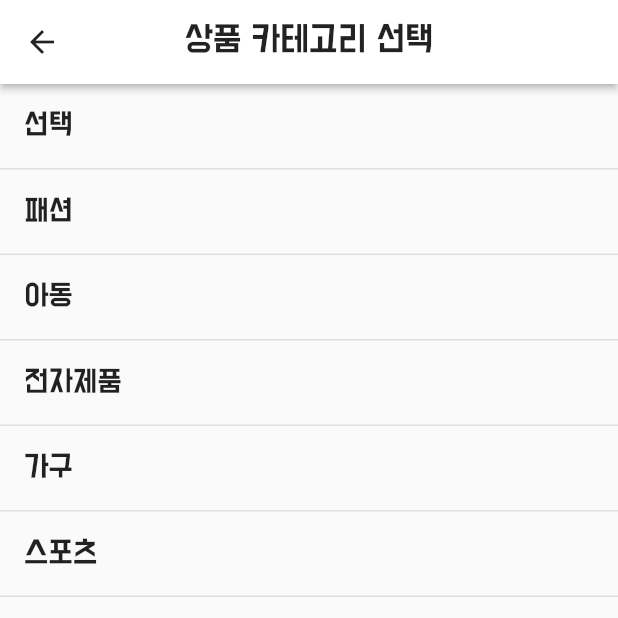
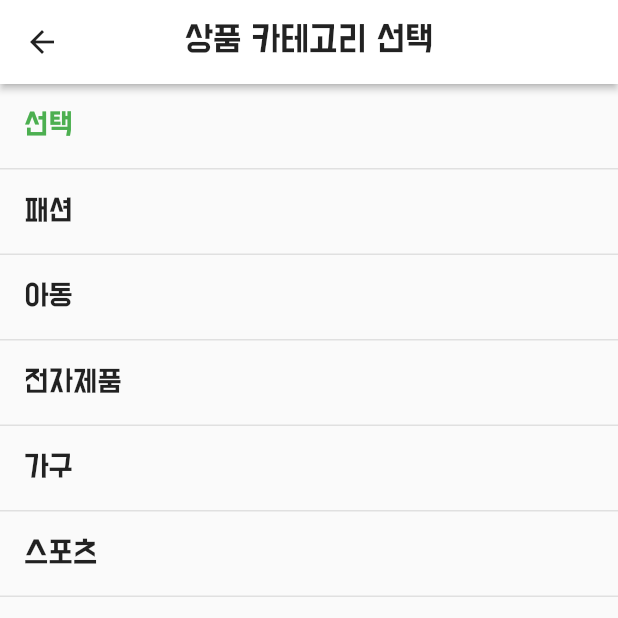
Before and after one commit to eastflag/radish_app, a Flutter app: the CategoryInputScreen screen opened directly, on a phone screen of 412 x 824 dp, the top half of it. Run offline on Flutter 3.47's test engine with Material 2 defaults, Android fonts, the phone set to English and light mode, and no system bars; our stand-ins replace beamer, cached_network_image, cloud_firestore, dio, firebase_auth, firebase_core and 5 more; missing offline and left inert: geoflutterfire2; accounts and stored records are empty; network calls fail.

Commit message:
37강 - category 선택시 provider 사용

```diff
--- a/lib/input/category_input_screen.dart
+++ b/lib/input/category_input_screen.dart
@@ -1,4 +1,8 @@
+import 'package:beamer/beamer.dart';
 import 'package:flutter/material.dart';
+import 'package:provider/provider.dart';
+
+import '../states/category_notifier.dart';
 
 class CategoryInputScreen extends StatelessWidget {
   const CategoryInputScreen({Key? key}) : super(key: key);
@@ -15,7 +19,19 @@ class CategoryInputScreen extends StatelessWidget {
       ),
       body: ListView.separated(
           itemBuilder: (context, index) {
-            return ListTile(title: Text(categories[index]));
+            return ListTile(
+              onTap: () {
+                context.read<CategoryNotifier>().setNewCategoryWithKor(categoriesMapEngToKor.values.elementAt(index));
+                Beamer.of(context).beamBack();
+              },
+              title: Text(
+                categoriesMapEngToKor.values.elementAt(index),
+                style: TextStyle(
+                  color: context.read<CategoryNotifier>().currentCategoryInKor == categoriesMapEngToKor.values.elementAt(index) ?
+                      Theme.of(context).primaryColor : Colors.black87,
+                ),
+              )
+            );
           },
           separatorBuilder: (context, index) {
             return Divider(
@@ -24,12 +40,8 @@ class CategoryInputScreen extends StatelessWidget {
               color: Colors.grey[300],
             );
           },
-          itemCount: categories.length
+          itemCount: categoriesMapEngToKor.length
       ),
     );
   }
 }
-
-const List<String> categories = [
-  '선택', '패션', '아동', '전자제품', '가구', '스포츠', '화장품'
-];
--- a/lib/input/input_screen.dart
+++ b/lib/input/input_screen.dart
@@ -1,7 +1,9 @@
 import 'package:beamer/beamer.dart';
 import 'package:flutter/material.dart';
 import 'package:flutter_multi_formatter/flutter_multi_formatter.dart';
+import 'package:provider/provider.dart';
 import 'package:radish_app/constants/common_size.dart';
+import 'package:radish_app/states/category_notifier.dart';
 
 import 'multi_image_select.dart';
 
@@ -69,7 +71,7 @@ class _InputScreenState extends State<InputScreen> {
               context.beamToNamed('/input/category_input');
             },
             dense: true,
-            title: Text('카테고리 선택'),
+            title: Text(context.watch<CategoryNotifier>().currentCategoryInKor),
             trailing: Icon(Icons.navigate_next),
           ),
           _divider,
--- /dev/null
+++ b/lib/states/category_notifier.dart
@@ -0,0 +1,44 @@
+import 'package:flutter/cupertino.dart';
+
+CategoryNotifier categoryNotifier = CategoryNotifier();
+
+class CategoryNotifier extends ChangeNotifier {
+  String _selectedCategoryInEng = 'none';
+
+  String get currentCagegoryInEng => _selectedCategoryInEng;
+  String get currentCategoryInKor => categoriesMapEngToKor[_selectedCategoryInEng]!;
+
+  void setNewCategoryWithEng(String newCategory) {
+    if (categoriesMapEngToKor.values.contains(newCategory)) {
+      _selectedCategoryInEng = newCategory;
+      notifyListeners();
+    }
+  }
+
+  void setNewCategoryWithKor(String newCategory) {
+    if (categoriesMapEngToKor.values.contains(newCategory)) {
+      _selectedCategoryInEng = categoriesMapKorToEng[newCategory]!;
+      notifyListeners();
+    }
+  }
+}
+
+const Map<String, String> categoriesMapEngToKor = {
+  'none': '선택',
+  'fashion': '패션',
+  'kids': '아동',
+  'electronics': '전자제품',
+  'furniture': '가구',
+  'sports': '스포츠',
+  'cosmetics': '화장품',
+};
+
+const Map<String, String> categoriesMapKorToEng = {
+  '선택': 'none',
+  '패션': 'fashion',
+  '아동': 'kids',
+  '전자제품': 'electronics',
+  '가구': 'furniture',
+  '스포츠': 'sports',
+  '화장품': 'cosmetics',
+};
```
Also changed, not shown: lib/router/locations.dart (+10 -0 lines).
